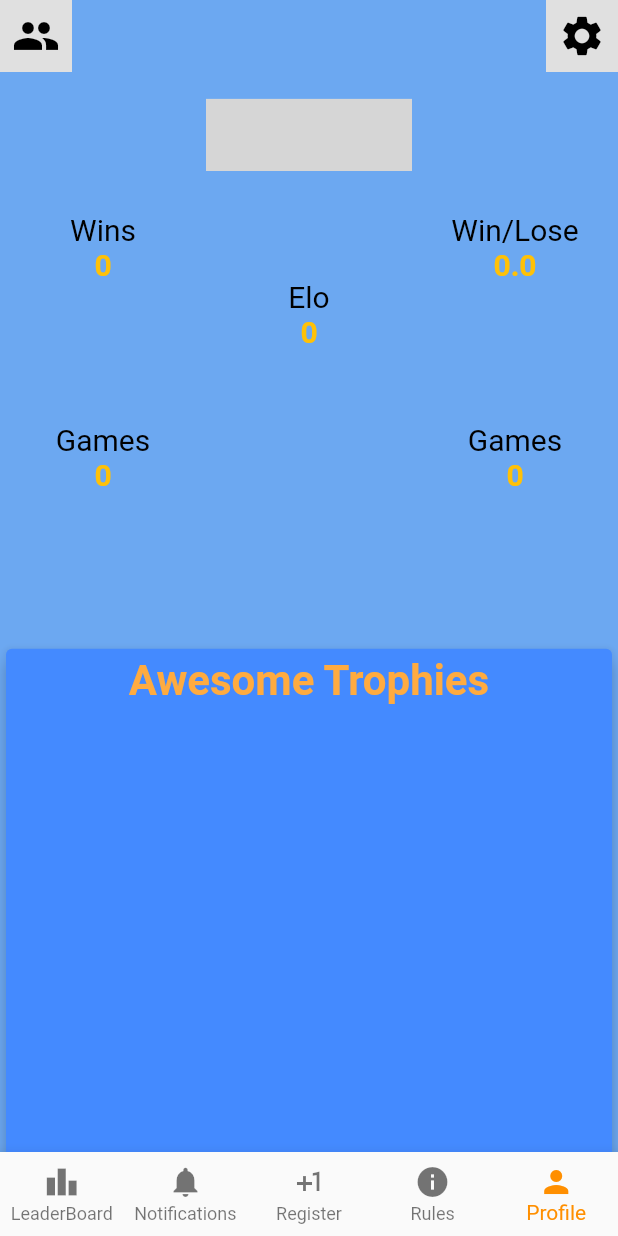
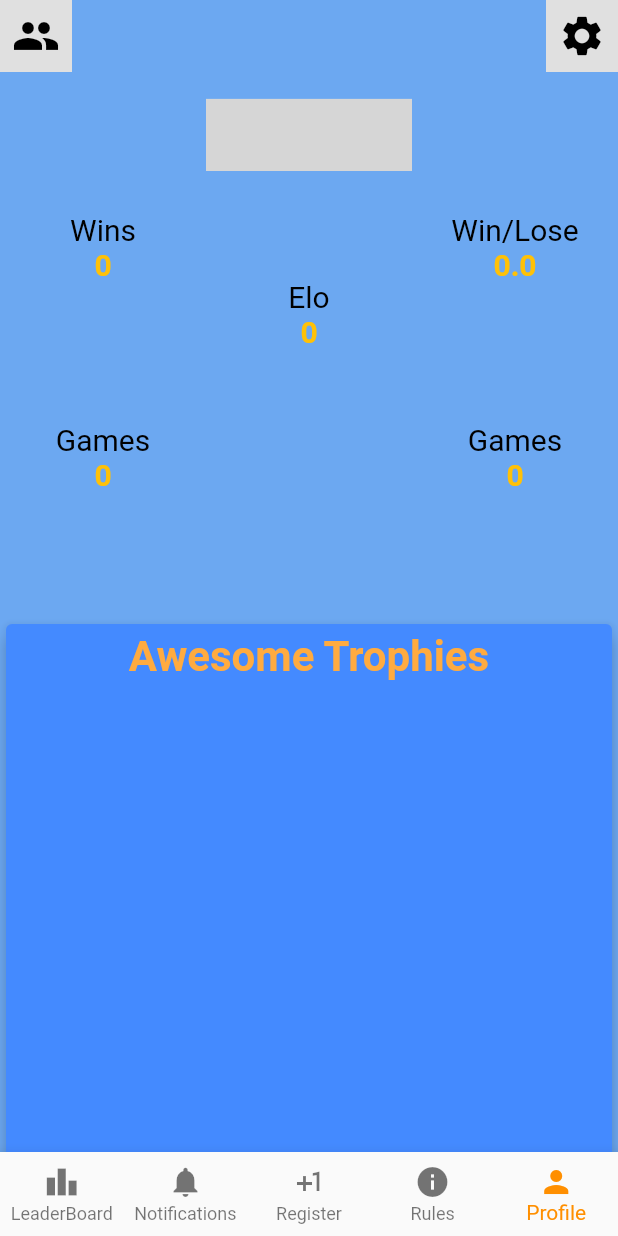
Before and after one commit to WolframAlp/BeerpongLeaderboard, a Flutter app: the screen it shows once a user with an empty profile is signed in, item 5 of the bottom bar chosen, on a phone screen of 412 x 824 dp. Run offline on Flutter 3.47's test engine with Material 2 defaults, Android fonts, the phone set to English and light mode, and no system bars; our stand-ins replace cloud_firestore, firebase_auth, firebase_core, firebase_messaging, firebase_storage, flutter_signin_button and 3 more; missing offline and left inert: avatars; accounts and stored records are empty; Roboto replaces fonts that are missing (OpenSans); grey boxes are pictures that could not be loaded.

Commit message:
Update profile_head.dart

```diff
--- a/lib/screens/profile/profile_head.dart
+++ b/lib/screens/profile/profile_head.dart
@@ -275,8 +275,11 @@ class _ProfileHeadState extends State<ProfileHead> {
     UserModel user = Provider.of<UserModel>(context);
     context.read<LastUserLoad>().setNewModel(user);
     return Padding(
-      padding: EdgeInsets.fromLTRB(0.0, MediaQuery.of(context).padding.top, 0.0,
-          MediaQuery.of(context).size.height * 0.04),
+      padding: EdgeInsets.fromLTRB(
+          0.0,
+          MediaQuery.of(context).padding.top * 1.3,
+          0.0,
+          MediaQuery.of(context).size.height * 0.02),
       child: Row(
         children: [
           Expanded(
```
